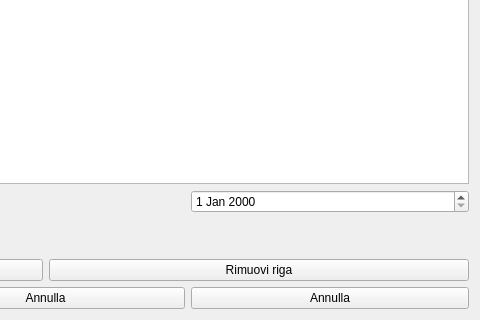
The window that cregistrazione.ui (fblabs/cimiapp2) describes before a commit, drawn with Qt 5; both pictures show x 389 to 869 and y 186 to 506 of the 869 by 506 pixel window.
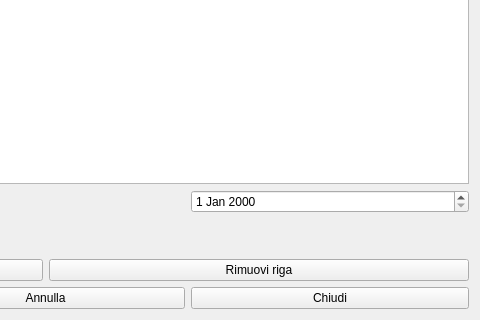
The same window after the commit. Icons and pictures are not drawn.

```diff
--- a/cregistrazione.ui
+++ b/cregistrazione.ui
@@ -266,7 +266,7 @@
      <item>
       <widget class="QPushButton" name="pushButton_2">
        <property name="text">
-        <string>Annulla</string>
+        <string>Chiudi</string>
        </property>
        <property name="icon">
         <iconset resource="graphics.qrc">
```
Left out of the diff: 4 changed lines with no effect on the pictures.
